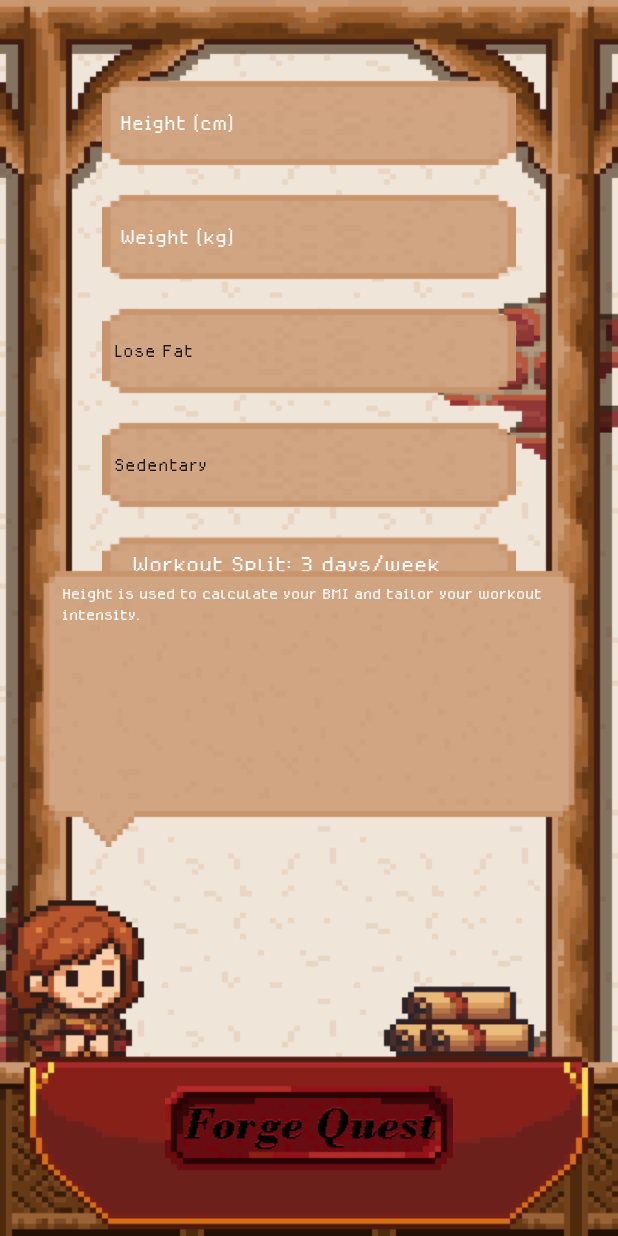
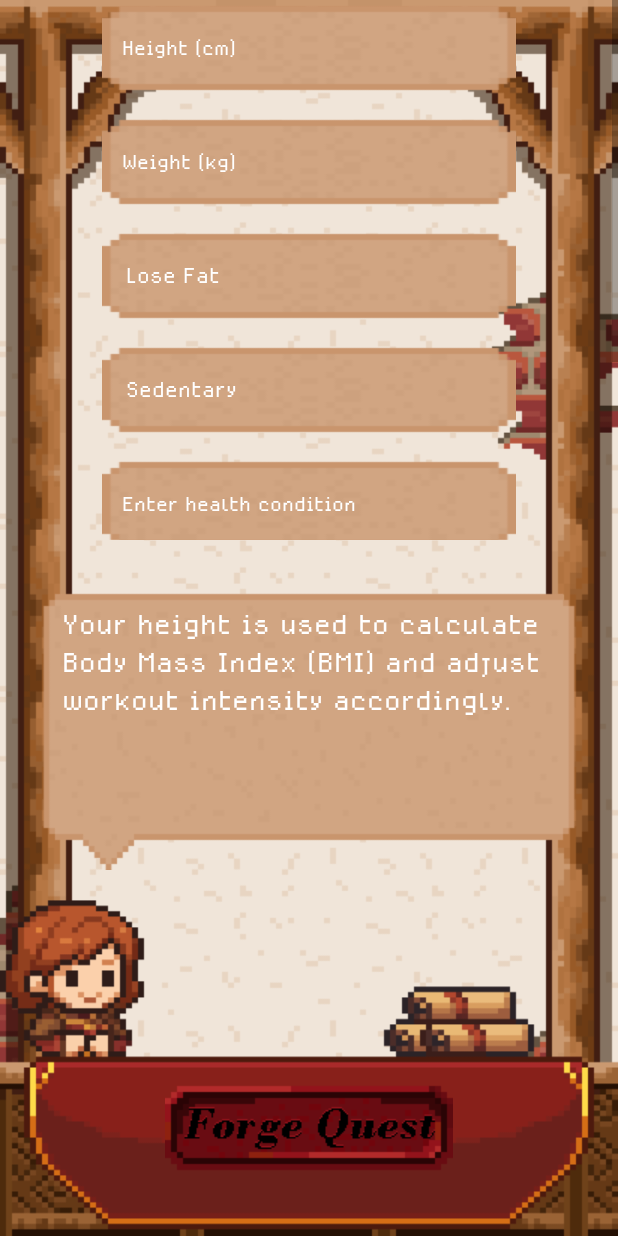
Before and after one commit to xZept/fitquest, an Android app built with Jetpack Compose: the WorkoutGeneratorActivity screen opened directly, with no data from a screen before it, on a phone screen of 412 x 824 dp. Run offline under Robolectric (Android 15) with nearby library versions, the light colour scheme and no system bars.

Commit message:
added 2 input: health condition, and available equipment

```diff
--- a/app/src/main/java/com/example/fitquest/WorkoutGeneratorActivity.kt
+++ b/app/src/main/java/com/example/fitquest/WorkoutGeneratorActivity.kt
@@ -49,6 +49,8 @@ class WorkoutGeneratorActivity : AppCompatActivity() {
         val inputWeight = findViewById<EditText>(R.id.input_weight)
         val spinnerGoal = findViewById<Spinner>(R.id.spinner_goal)
         val spinnerActivity = findViewById<Spinner>(R.id.spinner_activity)
+        val inputHealthCondition = findViewById<EditText>(R.id.input_health_condition)
+        val spinnerEquipment = findViewById<Spinner>(R.id.spinner_equipment)
         val seekbarSplit = findViewById<SeekBar>(R.id.seekbar_split)
         val tvSplitLabel = findViewById<TextView>(R.id.tv_split_label)
         val btnSubmit = findViewById<Button>(R.id.btn_generate_plan)
@@ -58,20 +60,57 @@ class WorkoutGeneratorActivity : AppCompatActivity() {
         explanationContainer.visibility = View.GONE
 
         val messages = mapOf(
-            R.id.input_height to "Height is used to calculate your BMI and tailor your workout intensity.",
-            R.id.input_weight to "Weight is used to calculate calorie needs and track progress.",
-            R.id.spinner_goal to "Your fitness goal determines the type of workout plan you'll get.",
-            R.id.spinner_activity to "Activity level helps estimate your daily calorie burn.",
-            R.id.seekbar_split to "Workout split is the number of workout days per week."
+            R.id.input_height to "Your height is used to calculate Body Mass Index (BMI) and adjust workout intensity accordingly.",
+            R.id.input_weight to "Your weight is used to calculate calorie requirements and track fitness progress over time.",
+            R.id.spinner_goal to "Your selected fitness goal determines the type and structure of your workout program.",
+            R.id.spinner_activity to "Your activity level helps estimate daily energy expenditure for a more accurate plan.",
+            R.id.seekbar_split to "The workout split specifies how many days per week you will train, affecting intensity and recovery.",
+            R.id.input_health_condition to "Your health condition helps ensure your workout plan is safe and tailored to your needs.",
+            R.id.spinner_equipment to "Your available equipment determines the type of exercises included in your program."
         )
 
+        val spinner: Spinner = findViewById(R.id.spinner_equipment,)
+
+
+        val equipmentAdapter = ArrayAdapter.createFromResource(
+            this,
+            R.array.equipment_choices,
+            R.layout.spinner_item
+        )
+        equipmentAdapter.setDropDownViewResource(android.R.layout.simple_spinner_dropdown_item)
+        findViewById<Spinner>(R.id.spinner_equipment).adapter = equipmentAdapter
+
+
+        val activityAdapter = ArrayAdapter.createFromResource(
+            this,
+            R.array.activity_levels,
+            R.layout.spinner_item
+        )
+        activityAdapter.setDropDownViewResource(android.R.layout.simple_spinner_dropdown_item)
+        findViewById<Spinner>(R.id.spinner_activity).adapter = activityAdapter
+
+        val goalAdapter = ArrayAdapter.createFromResource(
+            this,
+            R.array.fitness_goals,
+            R.layout.spinner_item
+        )
+        goalAdapter.setDropDownViewResource(android.R.layout.simple_spinner_dropdown_item)
+        findViewById<Spinner>(R.id.spinner_goal).adapter = goalAdapter
+
+//        adapter.setDropDownViewResource(R.layout.spinner_item)
+//        spinner.adapter = adapter
+
+
+        // explanation
         inputHeight.setOnFocusChangeListener { _, hasFocus ->
             if (hasFocus) showExplanation(messages[R.id.input_height]!!)
         }
         inputWeight.setOnFocusChangeListener { _, hasFocus ->
             if (hasFocus) showExplanation(messages[R.id.input_weight]!!)
         }
-
+        inputHealthCondition.setOnFocusChangeListener { _, hasFocus ->
+            if (hasFocus) showExplanation(messages[R.id.input_health_condition]!!)
+        }
         spinnerGoal.setOnTouchListener { _, _ ->
             showExplanation(messages[R.id.spinner_goal]!!)
             false
@@ -80,6 +119,11 @@ class WorkoutGeneratorActivity : AppCompatActivity() {
             showExplanation(messages[R.id.spinner_activity]!!)
             false
         }
+        spinnerEquipment.setOnTouchListener { _, _ ->
+            showExplanation(messages[R.id.spinner_equipment]!!)
+            false
+        }
+
 
         seekbarSplit.setOnSeekBarChangeListener(object : SeekBar.OnSeekBarChangeListener {
             override fun onProgressChanged(seekBar: SeekBar?, progress: Int, fromUser: Boolean) {
@@ -130,7 +174,7 @@ class WorkoutGeneratorActivity : AppCompatActivity() {
     }
 
     private fun setupInputFocusEffects() {
-        val editTextIds = listOf(R.id.input_height, R.id.input_weight)
+        val editTextIds = listOf(R.id.input_height, R.id.input_weight, R.id.input_health_condition)
         for (id in editTextIds) {
             val edit = findViewById<EditText?>(id)
             edit?.setOnFocusChangeListener { view, hasFocus ->
@@ -141,7 +185,7 @@ class WorkoutGeneratorActivity : AppCompatActivity() {
             }
         }
 
-        val spinnerIds = listOf(R.id.spinner_goal, R.id.spinner_activity)
+        val spinnerIds = listOf(R.id.spinner_goal, R.id.spinner_activity,R.id.spinner_equipment)
         for (id in spinnerIds) {
             val s = findViewById<Spinner?>(id)
             s?.setOnTouchListener { view, _ ->
--- a/app/src/main/res/layout/activity_workout_generator.xml
+++ b/app/src/main/res/layout/activity_workout_generator.xml
@@ -7,63 +7,71 @@
     android:background="@drawable/workout_subpage_bg"
     tools:context=".WorkoutGeneratorActivity">
 
-
+    <!-- Scrollable Inputs -->
+    <ScrollView
+        android:layout_width="match_parent"
+        android:layout_height="375dp"
+        android:layout_above="@id/btn_generate_plan"
+        android:fillViewport="true"
+        android:layout_marginBottom="360dp">
 
         <LinearLayout
             android:layout_width="match_parent"
             android:layout_height="wrap_content"
+            android:gravity="center_horizontal"
             android:orientation="vertical"
-        android:gravity="center_horizontal"
-        android:layout_marginTop="50dp"
             android:paddingHorizontal="68dp">
 
             <!-- Height -->
             <LinearLayout
                 android:layout_width="match_parent"
                 android:layout_height="wrap_content"
-            android:orientation="vertical"
-            android:layout_marginBottom="12dp">
+                android:layout_marginBottom="12dp"
+                android:orientation="vertical">
 
                 <EditText
                     android:id="@+id/input_height"
                     android:layout_width="match_parent"
                     android:layout_height="wrap_content"
+                    android:background="@drawable/user_input_bg"
+                    android:hint="Height (cm)"
                     android:inputType="numberDecimal"
-                android:hint="Height (cm)"
-                android:padding="12dp"
-                android:background="@drawable/user_input_bg"
-                android:textColorHint="@color/white"
-                android:textColor="@color/white" />
+                    android:padding="13dp"
+                    android:textColor="@color/white"
+                    android:textColorHint="@color/white" />
             </LinearLayout>
 
+            <!-- Weight -->
             <LinearLayout
                 android:layout_width="match_parent"
                 android:layout_height="wrap_content"
-                android:orientation="vertical"
-                android:layout_marginBottom="12dp">
+                android:layout_marginBottom="12dp"
+                android:orientation="vertical">
+
                 <EditText
                     android:id="@+id/input_weight"
                     android:layout_width="match_parent"
                     android:layout_height="wrap_content"
+                    android:background="@drawable/user_input_bg"
+                    android:hint="Weight (kg)"
                     android:inputType="numberDecimal"
-                android:hint="Weight (kg)"
-                android:padding="12dp"
-                android:background="@drawable/user_input_bg"
-                android:textColorHint="@color/white"
-                android:textColor="@color/white"/>
+                    android:padding="13dp"
+                    android:textColor="@color/white"
+                    android:textColorHint="@color/white" />
             </LinearLayout>
 
             <!-- Fitness Goal -->
             <LinearLayout
                 android:layout_width="match_parent"
                 android:layout_height="wrap_content"
-            android:orientation="vertical"
-            android:layout_marginBottom="12dp">
+                android:layout_marginBottom="12dp"
+                android:orientation="vertical">
 
                 <Spinner
                     android:id="@+id/spinner_goal"
                     android:layout_width="match_parent"
                     android:layout_height="wrap_content"
+                    android:paddingHorizontal="8dp"
                     android:background="@drawable/user_input_bg"
                     android:entries="@array/fitness_goals"
                     android:textColor="@color/white"
@@ -74,14 +82,52 @@
             <LinearLayout
                 android:layout_width="match_parent"
                 android:layout_height="wrap_content"
-            android:orientation="vertical"
-            android:layout_marginBottom="12dp">
+                android:layout_marginBottom="12dp"
+                android:orientation="vertical">
+
                 <Spinner
                     android:id="@+id/spinner_activity"
                     android:layout_width="match_parent"
                     android:layout_height="wrap_content"
+                    android:paddingHorizontal="8dp"
                     android:background="@drawable/user_input_bg"
                     android:entries="@array/activity_levels"
+                    android:textColor="@color/white" />
+            </LinearLayout>
+
+            <!-- Health Condition -->
+            <LinearLayout
+                android:layout_width="match_parent"
+                android:layout_height="wrap_content"
+                android:layout_marginBottom="12dp"
+                android:orientation="vertical">
+
+                <EditText
+                    android:id="@+id/input_health_condition"
+                    android:layout_width="match_parent"
+                    android:layout_height="wrap_content"
+                    android:background="@drawable/user_input_bg"
+                    android:hint="Enter health condition"
+                    android:inputType="textCapSentences"
+                    android:padding="13dp"
+                    android:textColor="@color/white"
+                    android:textColorHint="@color/white" />
+            </LinearLayout>
+
+
+            <!-- Available Equipment -->
+            <LinearLayout
+                android:layout_width="match_parent"
+                android:layout_height="wrap_content"
+                android:layout_marginBottom="12dp"
+                android:orientation="vertical">
+                <Spinner
+                    android:id="@+id/spinner_equipment"
+                    android:layout_width="match_parent"
+                    android:layout_height="wrap_content"
+                    android:paddingHorizontal="8dp"
+                    android:background="@drawable/user_input_bg"
+                    android:entries="@array/equipment_choices"
                     android:textColor="@color/white"/>
             </LinearLayout>
 
@@ -90,33 +136,33 @@
                 android:id="@+id/split_activity"
                 android:layout_width="match_parent"
                 android:layout_height="wrap_content"
+                android:layout_marginBottom="12dp"
+                android:background="@drawable/user_input_bg"
                 android:orientation="vertical"
-            android:background="@drawable/user_input_bg"
-            android:paddingVertical="12dp"
-            android:layout_marginBottom="12dp">
+                android:paddingVertical="12dp">
 
                 <TextView
                     android:id="@+id/tv_split_label"
                     android:layout_width="wrap_content"
                     android:layout_height="wrap_content"
+                    android:layout_marginBottom="8dp"
+                    android:paddingStart="20dp"
                     android:text="Workout Split: 3 days/week"
-                android:textSize="20sp"
                     android:textColor="@android:color/white"
-                android:layout_marginBottom="8dp"
-                android:paddingStart="20dp"/>
+                    android:textSize="18sp" />
 
                 <SeekBar
                     android:id="@+id/seekbar_split"
                     android:layout_width="match_parent"
                     android:layout_height="wrap_content"
-                android:progress="3"
                     android:max="6"
                     android:min="1"
+                    android:progress="3"
                     android:progressTint="@color/primary"
-                android:thumbTint="@color/primary"/>
-<!--                    android:background="@drawable/user_input_bg" />-->
+                    android:thumbTint="@color/primary" />
             </LinearLayout>
         </LinearLayout>
+    </ScrollView>
 
     <!-- Explanation Container -->
     <LinearLayout
@@ -128,7 +174,7 @@
         android:padding="16dp"
         android:layout_above="@id/btn_generate_plan"
         android:layout_marginHorizontal="25dp"
-        android:layout_marginBottom="155dp"
+        android:layout_marginBottom="140dp"
         android:visibility="gone">
 
         <TextView
@@ -136,10 +182,12 @@
             android:layout_width="match_parent"
             android:layout_height="wrap_content"
             android:textColor="@android:color/white"
-            android:textSize="14sp" />
+            android:textSize="25sp" />
     </LinearLayout>
 
-    <!-- Submit Button at bottom -->
+
+
+    <!-- Submit Button -->
     <Button
         android:id="@+id/btn_generate_plan"
         android:layout_width="wrap_content"
@@ -153,5 +201,4 @@
         android:paddingRight="24dp"
         android:paddingTop="12dp"
         android:paddingBottom="12dp"/>
-
 </RelativeLayout>
--- /dev/null
+++ b/app/src/main/res/layout/spinner_item.xml
@@ -0,0 +1,9 @@
+<TextView xmlns:android="http://schemas.android.com/apk/res/android"
+    android:layout_width="match_parent"
+    android:layout_height="wrap_content"
+    android:textSize="19sp"
+    android:textColor="@color/white"
+    android:padding="8dp"
+    android:background="@android:color/transparent"
+    android:gravity="center_vertical"
+    />
--- a/app/src/main/res/values/arrays.xml
+++ b/app/src/main/res/values/arrays.xml
@@ -21,4 +21,11 @@
         <item>5 days/week</item>
         <item>6 days/week</item>
     </string-array>
+
+    <string-array name="equipment_choices">
+        <item>Gym Equipment</item>
+        <item>Home Gym</item>
+        <item>Body Weight</item>
+    </string-array>
+
 </resources>
--- a/app/src/main/res/values/colors.xml
+++ b/app/src/main/res/values/colors.xml
@@ -9,4 +9,5 @@
     <color name="white">#FFFFFFFF</color>
     <color name="primary">#61010f</color>
     <color name="gray">#B0B0B0</color>
+    <color name="brown">#d1a582</color>
 </resources>
--- a/app/src/main/res/values/strings.xml
+++ b/app/src/main/res/values/strings.xml
@@ -2,4 +2,5 @@
     <string name="app_name">FitQuest</string>
     <string name="enlist_text">New to the realm? <font color="#ff2d00">Enlist now</font></string>
     <string name="enter_the_realm">Already part of the guild? <font color="#ff2d00">Enter the Realm</font></string>
+
 </resources>
```
Also changed, not shown: 1 other file. Lines whose indentation alone changed are shown as unchanged.
